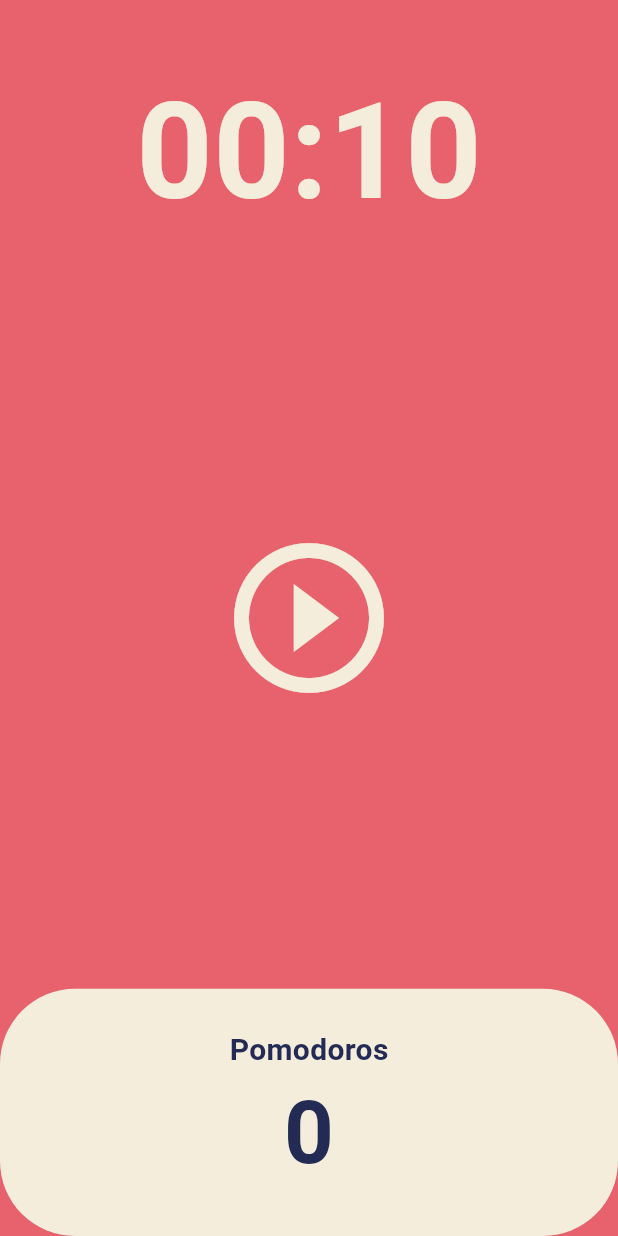
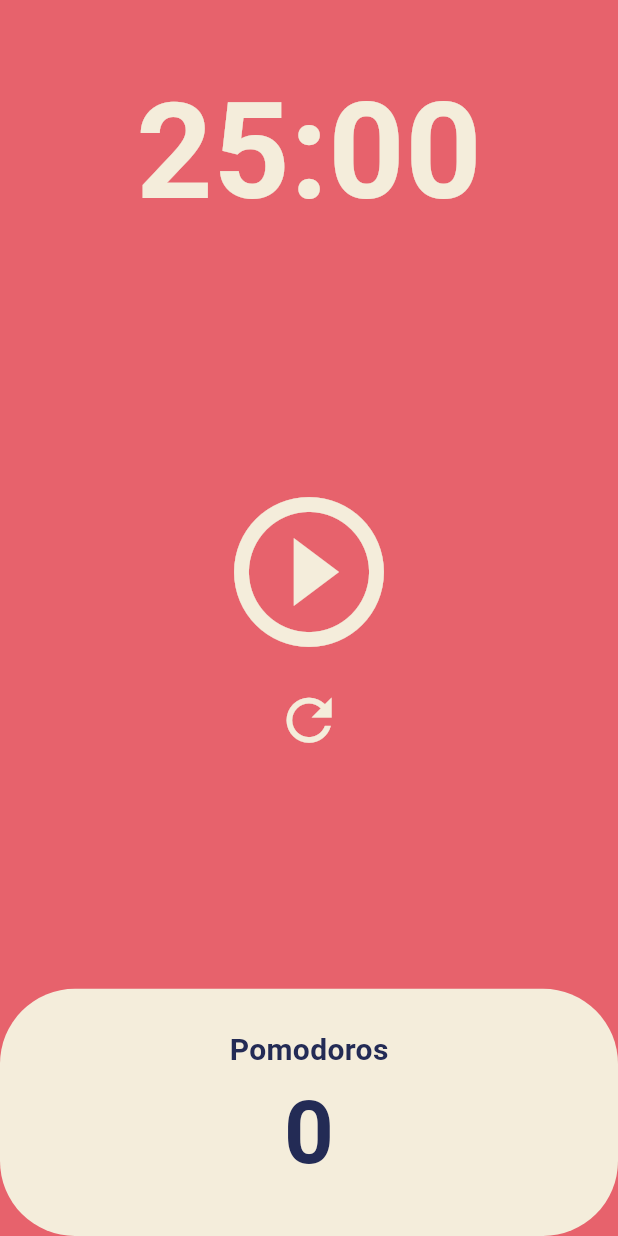
Before and after one commit to hijunglit/Hitoons, a Flutter app: the screen it shows after launch, on a phone screen of 412 x 824 dp. Run offline on Flutter 3.47's test engine with Material 3 defaults, Android fonts, the phone set to English and light mode, and no system bars.

Commit message:
reset button

```diff
--- a/lib/screens/home_screen.dart
+++ b/lib/screens/home_screen.dart
@@ -10,16 +10,16 @@ class HomeScreen extends StatefulWidget {
 }
 
 class _HomeScreenState extends State<HomeScreen> {
-  static const twentyFiveMinutes = 10;
+  static const twentyFiveMinutes = 1500;
   int totalSeconds = twentyFiveMinutes;
   bool isRunning = false;
-  int totalPomodoro = 0;
+  int totalPomodoros = 0;
   late Timer timer;
 
   void onTick(Timer timer) {
     if (totalSeconds == 0) {
       setState(() {
-        totalPomodoro = totalPomodoro + 1;
+        totalPomodoros = totalPomodoros + 1;
         isRunning = false;
         totalSeconds = twentyFiveMinutes;
       });
@@ -41,16 +41,28 @@ class _HomeScreenState extends State<HomeScreen> {
     });
   }
 
-  String format(int seconds) {
-    var duration = Duration(seconds: seconds);
-    return duration.toString().split(".").first.substring(2, 7);
-  }
-
   void onPausePressed() {
     timer.cancel();
     setState(() {
       isRunning = false;
     });
+  }
+
+  void onResetPressed() {
+    if (totalSeconds < 1500 || totalSeconds > 0) {
+      setState(() {
+        isRunning = false;
+        totalSeconds = twentyFiveMinutes;
+      });
+      timer.cancel();
+    } else {
+      null;
+    }
+  }
+
+  String format(int seconds) {
+    var duration = Duration(seconds: seconds);
+    return duration.toString().split(".").first.substring(2, 7);
   }
 
   @override
@@ -76,7 +88,10 @@ class _HomeScreenState extends State<HomeScreen> {
           Flexible(
             flex: 3,
             child: Center(
-              child: IconButton(
+              child: Column(
+                mainAxisAlignment: MainAxisAlignment.center,
+                children: [
+                  IconButton(
                     iconSize: 120,
                     color: Theme.of(context).cardColor,
                     onPressed: isRunning ? onPausePressed : onStartPressed,
@@ -85,6 +100,16 @@ class _HomeScreenState extends State<HomeScreen> {
                           ? Icons.pause_circle_outline
                           : Icons.play_circle_outline,
                     ),
+                  ),
+                  IconButton(
+                    iconSize: 45,
+                    color: Theme.of(context).cardColor,
+                    onPressed: totalSeconds < 1500 || totalSeconds > 0
+                        ? onResetPressed
+                        : null,
+                    icon: Icon(Icons.refresh_outlined),
+                  ),
+                ],
               ),
             ),
           ),
@@ -112,7 +137,7 @@ class _HomeScreenState extends State<HomeScreen> {
                           ),
                         ),
                         Text(
-                          '$totalPomodoro',
+                          '$totalPomodoros',
                           style: TextStyle(
                             fontSize: 58,
                             fontWeight: FontWeight.w600,
```
Lines whose indentation alone changed are shown as unchanged.
